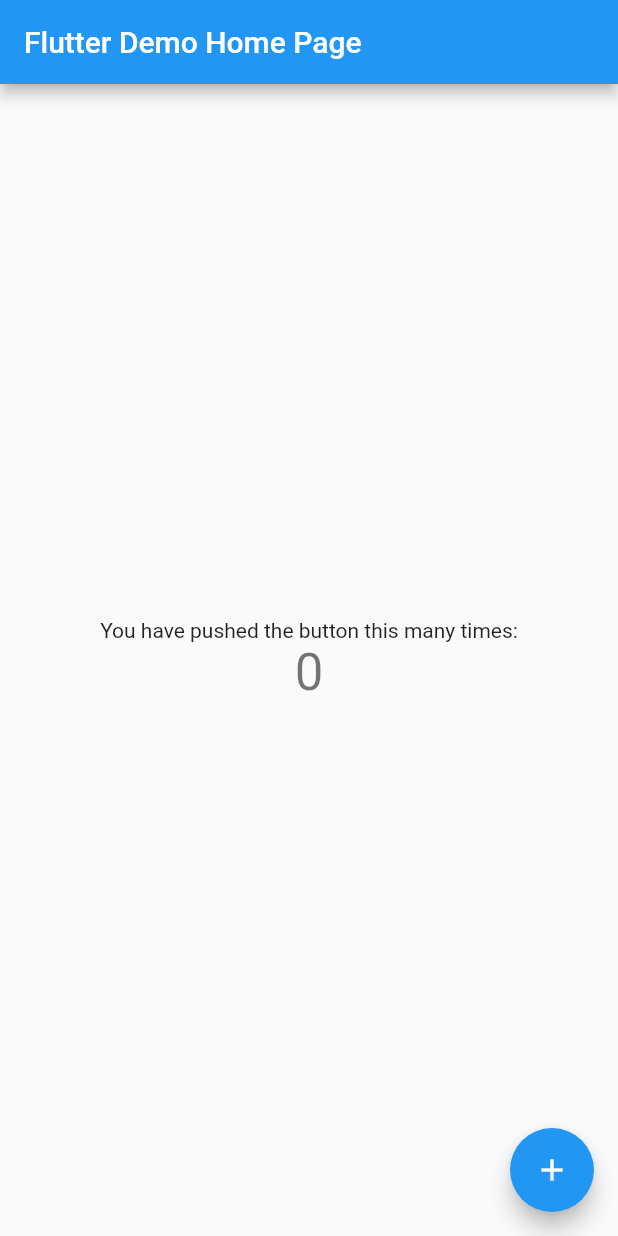
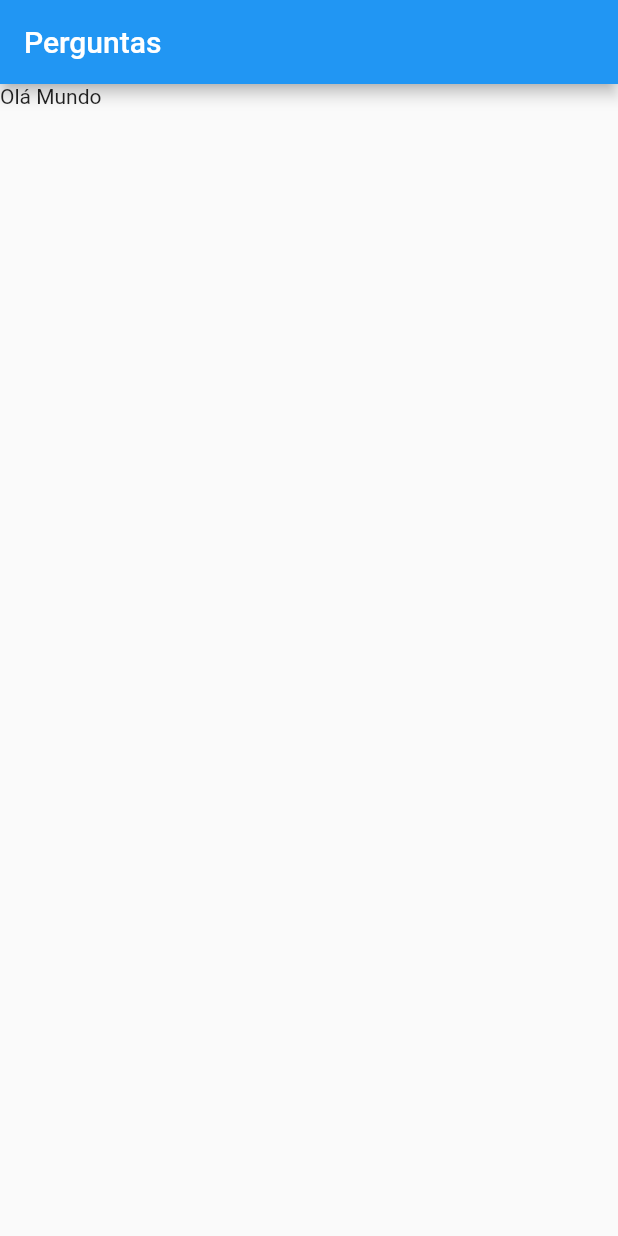
Before and after one commit to adejar12/flutter, a Flutter app: the screen it shows after launch, on a phone screen of 412 x 824 dp. Run offline on Flutter 3.47's test engine with Material 2 defaults, Android fonts, the phone set to English and light mode, and no system bars.

Commit message:
feat: adicionando App bar e body

```diff
--- a/projeto_perguntas/lib/main.dart
+++ b/projeto_perguntas/lib/main.dart
@@ -1,115 +1,19 @@
 import 'package:flutter/material.dart';
 
-void main() {
-  runApp(const MyApp());
+main() {
+  runApp(PerguntaApp());
 }
 
-class MyApp extends StatelessWidget {
-  const MyApp({Key? key}) : super(key: key);
-
-  // This widget is the root of your application.
+class PerguntaApp extends StatelessWidget {
   @override
   Widget build(BuildContext context) {
     return MaterialApp(
-      title: 'Flutter Demo',
-      theme: ThemeData(
-        // This is the theme of your application.
-        //
-        // Try running your application with "flutter run". You'll see the
-        // application has a blue toolbar. Then, without quitting the app, try
-        // changing the primarySwatch below to Colors.green and then invoke
-        // "hot reload" (press "r" in the console where you ran "flutter run",
-        // or simply save your changes to "hot reload" in a Flutter IDE).
-        // Notice that the counter didn't reset back to zero; the application
-        // is not restarted.
-        primarySwatch: Colors.blue,
+      home: Scaffold(
+        appBar: AppBar(
+          title: Text('Perguntas'),
+        ),
+        body: Text('Olá Mundo'),
       ),
-      home: const MyHomePage(title: 'Flutter Demo Home Page'),
     );
   }
 }
-
-class MyHomePage extends StatefulWidget {
-  const MyHomePage({Key? key, required this.title}) : super(key: key);
-
-  // This widget is the home page of your application. It is stateful, meaning
-  // that it has a State object (defined below) that contains fields that affect
-  // how it looks.
-
-  // This class is the configuration for the state. It holds the values (in this
-  // case the title) provided by the parent (in this case the App widget) and
-  // used by the build method of the State. Fields in a Widget subclass are
-  // always marked "final".
-
-  final String title;
-
-  @override
-  State<MyHomePage> createState() => _MyHomePageState();
-}
-
-class _MyHomePageState extends State<MyHomePage> {
-  int _counter = 0;
-
-  void _incrementCounter() {
-    setState(() {
-      // This call to setState tells the Flutter framework that something has
-      // changed in this State, which causes it to rerun the build method below
-      // so that the display can reflect the updated values. If we changed
-      // _counter without calling setState(), then the build method would not be
-      // called again, and so nothing would appear to happen.
-      _counter++;
-    });
-  }
-
-  @override
-  Widget build(BuildContext context) {
-    // This method is rerun every time setState is called, for instance as done
-    // by the _incrementCounter method above.
-    //
-    // The Flutter framework has been optimized to make rerunning build methods
-    // fast, so that you can just rebuild anything that needs updating rather
-    // than having to individually change instances of widgets.
-    return Scaffold(
-      appBar: AppBar(
-        // Here we take the value from the MyHomePage object that was created by
-        // the App.build method, and use it to set our appbar title.
-        title: Text(widget.title),
-      ),
-      body: Center(
-        // Center is a layout widget. It takes a single child and positions it
-        // in the middle of the parent.
-        child: Column(
-          // Column is also a layout widget. It takes a list of children and
-          // arranges them vertically. By default, it sizes itself to fit its
-          // children horizontally, and tries to be as tall as its parent.
-          //
-          // Invoke "debug painting" (press "p" in the console, choose the
-          // "Toggle Debug Paint" action from the Flutter Inspector in Android
-          // Studio, or the "Toggle Debug Paint" command in Visual Studio Code)
-          // to see the wireframe for each widget.
-          //
-          // Column has various properties to control how it sizes itself and
-          // how it positions its children. Here we use mainAxisAlignment to
-          // center the children vertically; the main axis here is the vertical
-          // axis because Columns are vertical (the cross axis would be
-          // horizontal).
-          mainAxisAlignment: MainAxisAlignment.center,
-          children: <Widget>[
-            const Text(
-              'You have pushed the button this many times:',
-            ),
-            Text(
-              '$_counter',
-              style: Theme.of(context).textTheme.headline4,
-            ),
-          ],
-        ),
-      ),
-      floatingActionButton: FloatingActionButton(
-        onPressed: _incrementCounter,
-        tooltip: 'Increment',
-        child: const Icon(Icons.add),
-      ), // This trailing comma makes auto-formatting nicer for build methods.
-    );
-  }
-}
```
